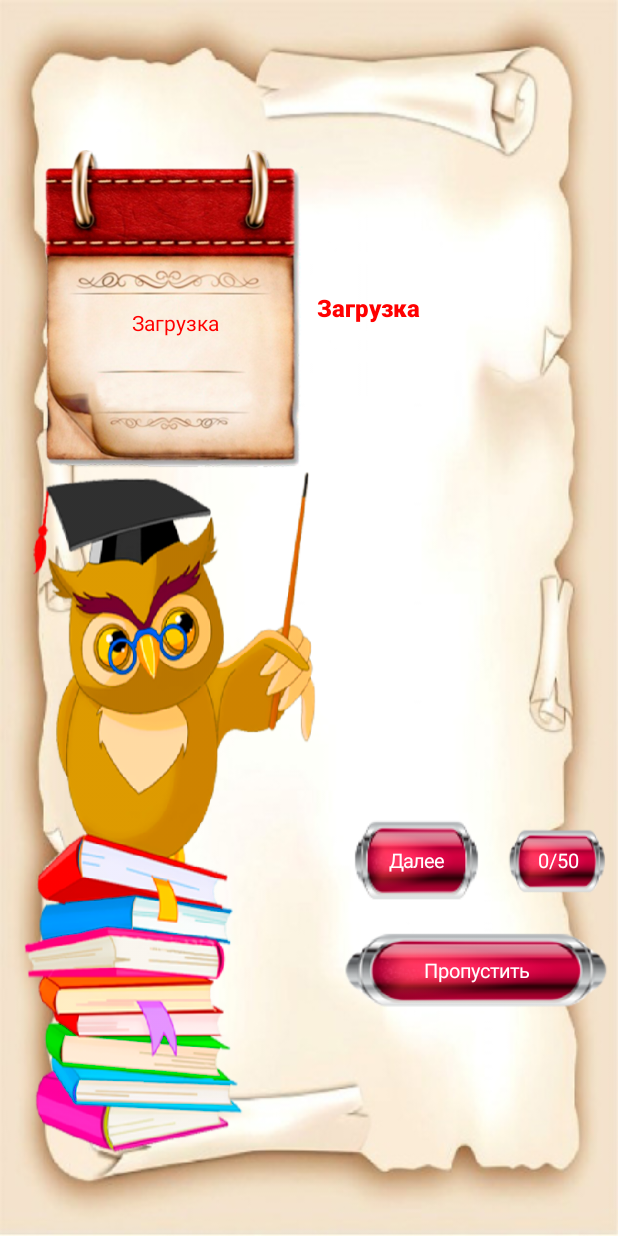
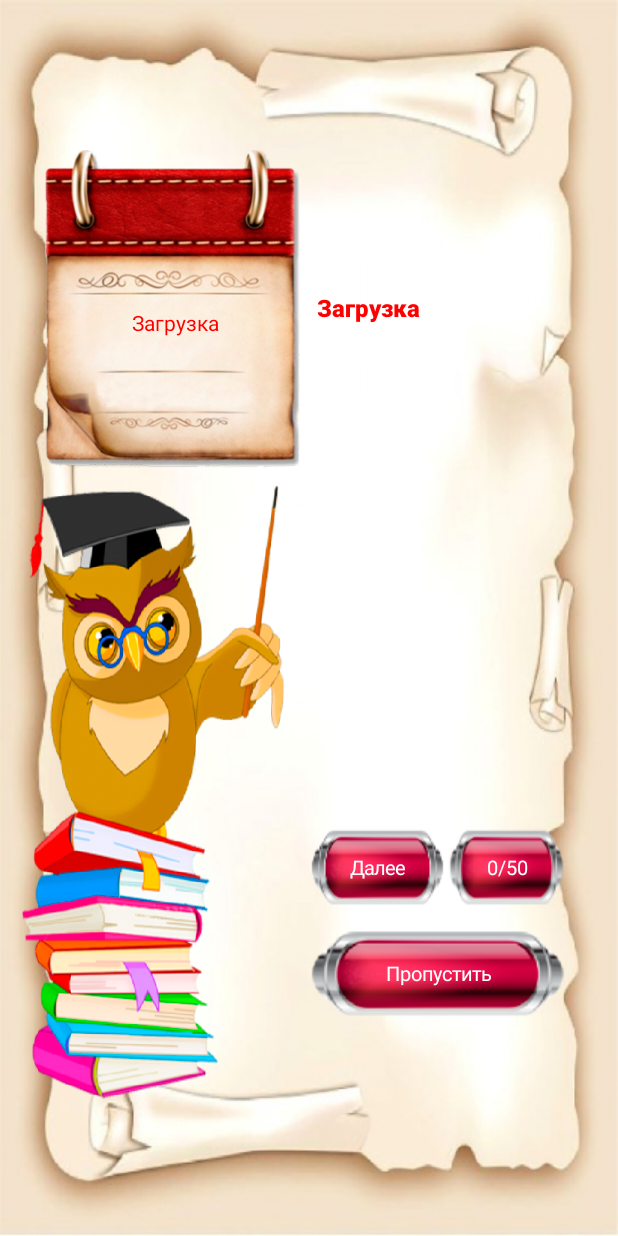
Before and after one commit to Danila009/kwork-31174451-android, an Android app built with Jetpack Compose: the MainScreen screen opened through its navigation route, on a phone screen of 412 x 824 dp. Run offline under Robolectric (Android 15) with nearby library versions, the phone set to English and light mode, and no system bars; our stand-ins replace Dagger/Hilt's generated code, Firebase (no records; nobody signed in at launch, a user with empty details on screens opened directly); 1 statement that could not run was skipped.

Commit message:
corrections ui main_screen

```diff
--- a/app/src/main/java/com/example/eventshistory/ui/screens/mainScreen/MainScreen.kt
+++ b/app/src/main/java/com/example/eventshistory/ui/screens/mainScreen/MainScreen.kt
@@ -122,8 +122,8 @@ fun MainScreen(
                     ).asImageBitmap(),
                     contentDescription = null,
                     modifier = Modifier.size(
-                        width = (screenWidthDp / 1.8).dp,
-                        height = (screenHeightDp / 1.8).dp
+                        width = (screenWidthDp / 2).dp,
+                        height = (screenHeightDp / 1.7).dp
                     )
                 )
 
@@ -133,7 +133,7 @@ fun MainScreen(
                             Image(
                                 bitmap = Bitmap.createScaledBitmap(
                                     BitmapFactory.decodeResource(context.resources,R.drawable.further),
-                                    screenWidthDp / 5,
+                                    (screenWidthDp / 4.5).toInt(),
                                     screenHeightDp / 15,
                                     false
                                 ).asImageBitmap(),
@@ -141,11 +141,10 @@ fun MainScreen(
                                 modifier = Modifier
                                     .padding(
                                         top = 5.dp,
-                                        bottom = 5.dp,
-                                        end = 5.dp
+                                        bottom = 5.dp
                                     )
                                     .height((screenHeightDp / 14.5).dp)
-                                    .width((screenWidthDp / 4.2).dp)
+                                    .width((screenWidthDp / 4.5).dp)
                                     .clickable { count++ }
                             )
 
@@ -155,11 +154,10 @@ fun MainScreen(
                                 modifier = Modifier
                                     .padding(
                                         top = 5.dp,
-                                        bottom = 5.dp,
-                                        end = 5.dp
+                                        bottom = 5.dp
                                     )
                                     .height((screenHeightDp / 14.5).dp)
-                                    .width((screenWidthDp / 4.2).dp)
+                                    .width((screenWidthDp / 4.5).dp)
                                     .clickable { count++ }
                             ) {
                                 Text(
@@ -174,24 +172,32 @@ fun MainScreen(
                             Image(
                                 bitmap = Bitmap.createScaledBitmap(
                                     BitmapFactory.decodeResource(context.resources,R.drawable.count_click),
-                                    screenWidthDp / 5,
+                                    (screenWidthDp / 5).toInt(),
                                     screenHeightDp / 15,
                                     false
                                 ).asImageBitmap(),
                                 contentDescription = null,
                                 modifier = Modifier
-                                    .padding(5.dp)
+                                    .padding(
+                                        top = 5.dp,
+                                        bottom = 5.dp,
+                                        end = 5.dp
+                                    )
                                     .height((screenHeightDp / 14.5).dp)
-                                    .width((screenWidthDp / 4.5).dp)
+                                    .width((screenWidthDp / 5).dp)
                             )
 
                             Column(
                                 horizontalAlignment = Alignment.CenterHorizontally,
                                 verticalArrangement = Arrangement.Center,
                                 modifier = Modifier
-                                    .padding(5.dp)
+                                    .padding(
+                                        top = 5.dp,
+                                        bottom = 5.dp,
+                                        end = 5.dp
+                                    )
                                     .height((screenHeightDp / 14.5).dp)
-                                    .width((screenWidthDp / 4.5).dp)
+                                    .width((screenWidthDp / 5).dp)
                             ) {
                                 Text(
                                     text = "$count/50",
@@ -206,8 +212,8 @@ fun MainScreen(
                         Image(
                             bitmap = Bitmap.createScaledBitmap(
                                 BitmapFactory.decodeResource(context.resources,R.drawable.skip),
-                                screenWidthDp / 2,
-                                screenHeightDp / 13,
+                                (screenWidthDp / 2.4).toInt(),
+                                (screenHeightDp / 13).toInt(),
                                 false
                             ).asImageBitmap(),
                             contentDescription = null,
@@ -217,8 +223,8 @@ fun MainScreen(
                                     bottom = 5.dp,
                                     end = 5.dp
                                 )
-                                .height((screenHeightDp / 12).dp)
-                                .width((screenWidthDp / 2.2).dp)
+                                .height((screenHeightDp / 13).dp)
+                                .width((screenWidthDp / 2.4).dp)
                                 .clickable {
                                     dialogADSVisibility = true
                                 }
@@ -233,8 +239,8 @@ fun MainScreen(
                                     bottom = 5.dp,
                                     end = 5.dp
                                 )
-                                .height((screenHeightDp / 12).dp)
-                                .width((screenWidthDp / 2.2).dp)
+                                .height((screenHeightDp / 13).dp)
+                                .width((screenWidthDp / 2.4).dp)
                                 .clickable {
                                     dialogADSVisibility = true
                                 }
```
Also changed, not shown: app/src/main/java/com/example/eventshistory/ui/view/DialogAds.kt (+58 -6 lines), app/src/main/java/com/example/eventshistory/yandexAds/RewardedYandexAds.kt (+3 -8 lines).
